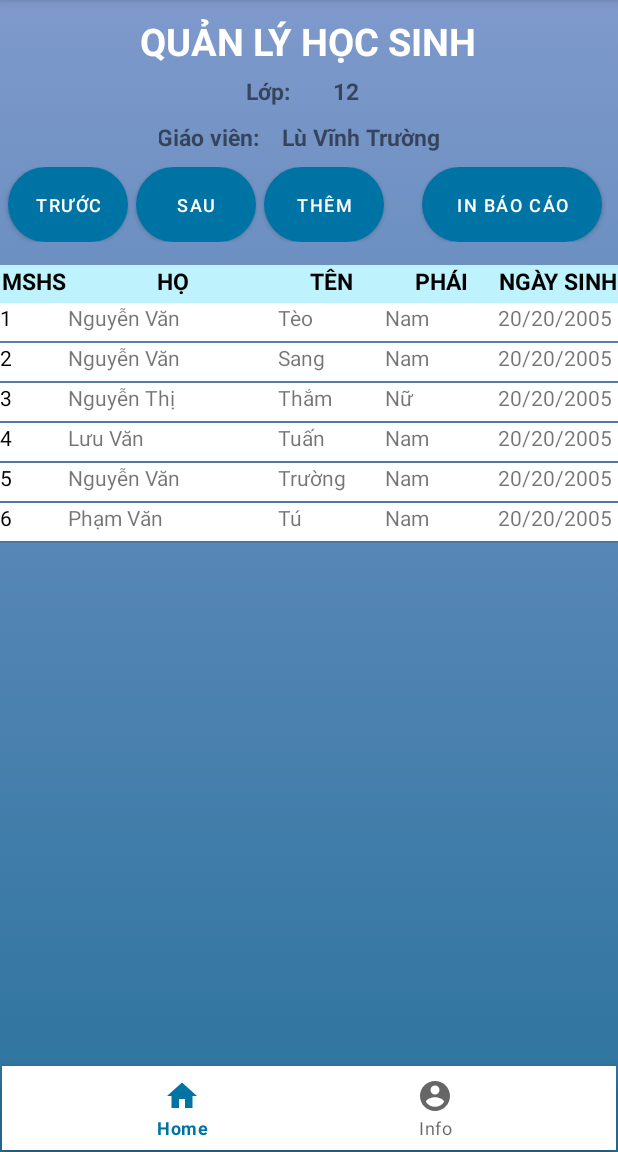
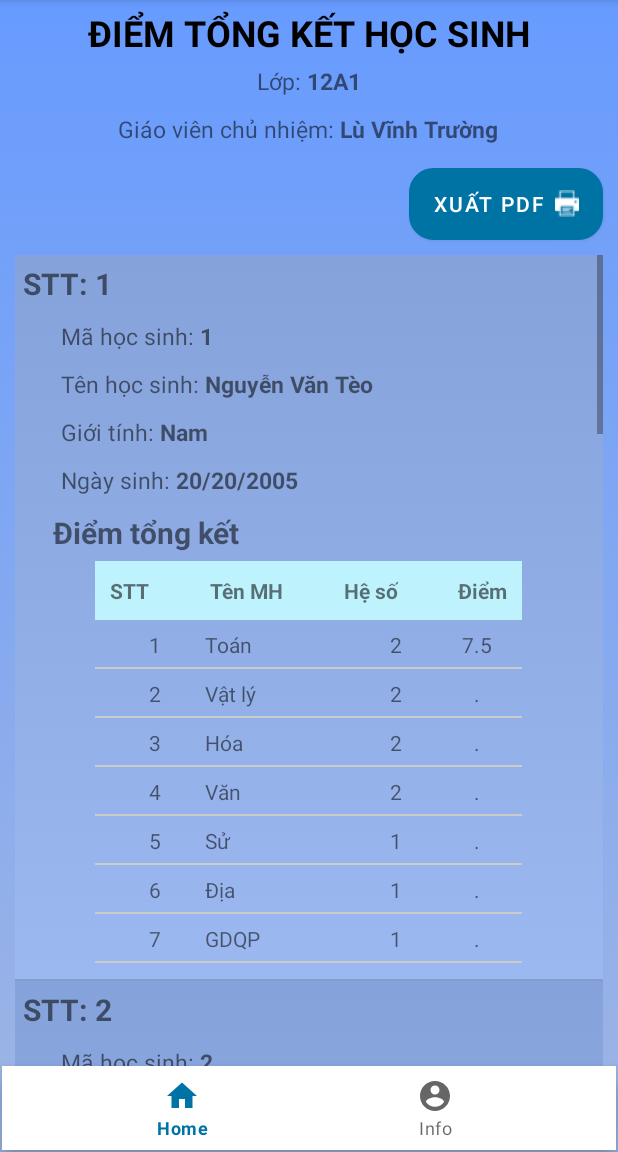
Before and after one commit to truong-lv/Student-Score-Management_App, an Android app: the fragment DSSVFragment placed in its activity, after a tap on "IN BÁO CÁO", on a phone screen of 412 x 824 dp, the part 84-1236 px from its top. Run offline under Robolectric (Android 15) with nearby library versions, the phone set to English and light mode, and no system bars; our stand-ins replace navigation-ui; 6 statements that could not run were skipped; 2 other taps on this screen came first.

Commit message:
update Fragment Report

```diff
--- a/app/src/main/java/com/example/studentscoremanagement/fragment/DSSVFragment.java
+++ b/app/src/main/java/com/example/studentscoremanagement/fragment/DSSVFragment.java
@@ -6,6 +6,8 @@ import android.os.Bundle;
 
 import androidx.annotation.NonNull;
 import androidx.fragment.app.Fragment;
+import androidx.fragment.app.FragmentManager;
+import androidx.fragment.app.FragmentTransaction;
 
 import android.view.LayoutInflater;
 import android.view.MenuItem;
@@ -120,10 +122,18 @@ public class DSSVFragment extends Fragment {
         buttonBC.setOnClickListener(new View.OnClickListener() {
             @Override
             public void onClick(View view) {
-//                Intent intent=new Intent(DSSV.this, ReportActivity.class);
-//                intent.putExtra(CLASS_ID,idClass);
-//                intent.putExtra(TEACHER_NAME,textGV.getText());
-//                startActivity(intent);
+                FragmentReport fragmentReport=new FragmentReport();
+                Bundle args = new Bundle();
+                args.putString(CLASS_ID,idClass);
+                args.putString(TEACHER_NAME,textGV.getText().toString());
+                fragmentReport.setArguments(args);
+
+                FragmentManager fragmentManager = getActivity().getSupportFragmentManager();
+                FragmentTransaction fragmentTransaction = fragmentManager.beginTransaction();
+                fragmentTransaction.replace(R.id.fragment, fragmentReport);
+                fragmentTransaction.addToBackStack(null);
+                fragmentTransaction.commit();
+
             }
         });
     }
--- /dev/null
+++ b/app/src/main/java/com/example/studentscoremanagement/fragment/FragmentReport.java
@@ -0,0 +1,416 @@
+package com.example.studentscoremanagement.fragment;
+
+import static android.Manifest.permission.READ_EXTERNAL_STORAGE;
+import static android.Manifest.permission.WRITE_EXTERNAL_STORAGE;
+
+import android.content.ActivityNotFoundException;
+import android.content.Intent;
+import android.content.pm.PackageManager;
+import android.database.Cursor;
+import android.graphics.Bitmap;
+import android.graphics.BitmapFactory;
+import android.graphics.Canvas;
+import android.graphics.Color;
+import android.graphics.Paint;
+import android.graphics.Typeface;
+import android.graphics.pdf.PdfDocument;
+import android.net.Uri;
+import android.os.Bundle;
+
+import androidx.annotation.NonNull;
+import androidx.core.app.ActivityCompat;
+import androidx.core.content.ContextCompat;
+import androidx.fragment.app.Fragment;
+
+import android.os.Environment;
+import android.view.LayoutInflater;
+import android.view.View;
+import android.view.ViewGroup;
+import android.widget.Button;
+import android.widget.ListView;
+import android.widget.TextView;
+import android.widget.Toast;
+
+import com.example.studentscoremanagement.Adapter.ReportItemAdapter;
+import com.example.studentscoremanagement.DBHelper;
+import com.example.studentscoremanagement.DSSV;
+import com.example.studentscoremanagement.Model.DiemHocSinhDTO;
+import com.example.studentscoremanagement.Model.DiemMonHocDTO;
+import com.example.studentscoremanagement.Model.HocSinh;
+import com.example.studentscoremanagement.R;
+import com.example.studentscoremanagement.ReportActivity;
+
+import java.io.File;
+import java.io.FileOutputStream;
+import java.io.IOException;
+import java.text.DateFormat;
+import java.text.SimpleDateFormat;
+import java.util.ArrayList;
+import java.util.Date;
+
+/**
+ * A simple {@link Fragment} subclass.
+ * Use the {@link FragmentReport#newInstance} factory method to
+ * create an instance of this fragment.
+ */
+public class FragmentReport extends Fragment {
+
+    TextView tvClassId, tvTeacherName;
+    Button btnExportPDF;
+    ListView lvReport;
+
+    ArrayList<DiemHocSinhDTO> diemHocSinhDTOS;
+    ReportItemAdapter reportItemAdapter;
+    DBHelper dbHelper;
+
+    String idClass;
+    // declaring width and height
+    // for our PDF file.
+    int pageHeight = 1120;
+    int pagewidth = 792;
+    //Điểm bắt đầu vẽ bảng tính theo chiều dọc
+    int y0=200;
+    // creating a bitmap variable
+    // for storing our images
+    Bitmap bmp, scaledbmp;
+
+    // constant code for runtime permissions
+    private static final int PERMISSION_REQUEST_CODE = 200;
+
+    // TODO: Rename parameter arguments, choose names that match
+    // the fragment initialization parameters, e.g. ARG_ITEM_NUMBER
+    private static final String ARG_PARAM1 = "param1";
+    private static final String ARG_PARAM2 = "param2";
+
+    // TODO: Rename and change types of parameters
+    private String mParam1;
+    private String mParam2;
+
+    public FragmentReport() {
+        // Required empty public constructor
+    }
+
+    /**
+     * Use this factory method to create a new instance of
+     * this fragment using the provided parameters.
+     *
+     * @param param1 Parameter 1.
+     * @param param2 Parameter 2.
+     * @return A new instance of fragment FragmentReport.
+     */
+    // TODO: Rename and change types and number of parameters
+    public static FragmentReport newInstance(String param1, String param2) {
+        FragmentReport fragment = new FragmentReport();
+        Bundle args = new Bundle();
+        args.putString(ARG_PARAM1, param1);
+        args.putString(ARG_PARAM2, param2);
+        fragment.setArguments(args);
+        return fragment;
+    }
+
+    @Override
+    public void onCreate(Bundle savedInstanceState) {
+        super.onCreate(savedInstanceState);
+        if (getArguments() != null) {
+            mParam1 = getArguments().getString(ARG_PARAM1);
+            mParam2 = getArguments().getString(ARG_PARAM2);
+        }
+    }
+
+    @Override
+    public View onCreateView(LayoutInflater inflater, ViewGroup container,
+                             Bundle savedInstanceState) {
+        // Inflate the layout for this fragment
+        View view=inflater.inflate(R.layout.fragment_report, container, false);
+        setControl(view);
+        setEvent();
+        return view;
+    }
+    private void setEvent() {
+        getIdClass();
+        dbHelper = new DBHelper(getContext());
+        ArrayList<HocSinh> hocSinhs = new ArrayList<>();
+        Cursor cursor = dbHelper.GetData("SELECT * FROM " + DBHelper.TB_HOCSINH + " WHERE " + DBHelper.COL_HOCSINH_MALOP + "='"+idClass+"'");
+        cursor.moveToFirst();
+        do {
+            HocSinh hocSinh = new HocSinh();
+            hocSinh.setMaHS(cursor.getString(0));
+            hocSinh.setHo(cursor.getString(1));
+            hocSinh.setTen(cursor.getString(2));
+            hocSinh.setPhai(cursor.getString(3));
+            hocSinh.setNgaySinh(cursor.getString(4));
+            hocSinh.setMaLop(cursor.getString(5));
+            hocSinhs.add(hocSinh);
+        } while (cursor.moveToNext());
+
+        diemHocSinhDTOS = new ArrayList<>();
+        for (HocSinh hs : hocSinhs) {
+            diemHocSinhDTOS.add(hs.getStudentScore(dbHelper));
+        }
+        reportItemAdapter = new ReportItemAdapter(getContext(), R.layout.report_item, diemHocSinhDTOS);
+        lvReport.setAdapter(reportItemAdapter);
+
+        setEventExport();
+    }
+
+    private void getIdClass() {
+        idClass=getArguments().getString(DSSVFragment.CLASS_ID);
+        String teacherName=getArguments().getString(DSSVFragment.TEACHER_NAME);
+
+        tvClassId.setText(idClass);
+        tvTeacherName.setText(teacherName);
+    }
+
+    private void setControl(View view) {
+        lvReport = view.findViewById(R.id.lvReport);
+        tvClassId = view.findViewById(R.id.tvClassId);
+        tvTeacherName = view.findViewById(R.id.tvTeacherName);
+        btnExportPDF = view.findViewById(R.id.btnExportPDF);
+    }
+
+    private void setEventExport() {
+        // initializing  variables.
+        bmp = BitmapFactory.decodeResource(getResources(), R.drawable.app_logo);
+        scaledbmp = Bitmap.createScaledBitmap(bmp, 50, 50, false);
+
+        // checking our permissions.
+        if (checkPermission()) {
+//            Toast.makeText(this, "Permission Granted", Toast.LENGTH_SHORT).show();
+        } else {
+            requestPermission();
+        }
+
+        btnExportPDF.setOnClickListener(new View.OnClickListener() {
+            @Override
+            public void onClick(View view) {
+                generatePDF();
+            }
+        });
+    }
+
+
+    private void generatePDF() {
+        // creating an object variable
+        // for our PDF document.
+        PdfDocument pdfDocument = new PdfDocument();
+
+        // two variables for paint "paint" is used
+        // for drawing shapes and we will use "title"
+        // for adding text in our PDF file.
+        Paint paint = new Paint();
+        Paint title = new Paint();
+
+        // we are adding page info to our PDF file
+        // in which we will be passing our pageWidth,
+        // pageHeight and number of pages and after that
+        // we are calling it to create our PDF.
+        PdfDocument.PageInfo mypageInfo = new PdfDocument.PageInfo.Builder(pagewidth, pageHeight*(diemHocSinhDTOS.size()/2), 1).create();
+
+        // below line is used for setting
+        // start page for our PDF file.
+        PdfDocument.Page myPage = pdfDocument.startPage(mypageInfo);
+
+        // creating a variable for canvas
+        // from our page of PDF.
+        Canvas canvas = myPage.getCanvas();
+
+        // below line is used to draw our image on our PDF file.
+        // the first parameter of our drawbitmap method is
+        // our bitmap
+        // second parameter is position from left
+        // third parameter is position from top and last
+        // one is our variable for paint.
+        canvas.drawBitmap(scaledbmp, 30, 20, paint);
+
+        // below line is used for adding typeface for
+        // our text which we will be adding in our PDF file.
+        title.setTypeface(Typeface.create(Typeface.DEFAULT, Typeface.NORMAL));
+
+        // below line is used for setting text size
+        // which we will be displaying in our PDF file.
+        title.setTextSize(15);
+
+        // below line is sued for setting color
+        // of our text inside our PDF file.
+        title.setColor(ContextCompat.getColor(getContext(), R.color.purple_200));
+
+        // below line is used to draw text in our PDF file.
+        // the first parameter is our text, second parameter
+        // is position from start, third parameter is position from top
+        // and then we are passing our variable of paint which is title.
+        canvas.drawText("Quản lý điểm sinh viên", 85, 50, title);
+
+        // similarly we are creating another text and in this
+        // we are aligning this text to center of our PDF file.
+        title.setTypeface(Typeface.defaultFromStyle(Typeface.NORMAL));
+        title.setColor(ContextCompat.getColor(getContext(), R.color.purple_200));
+
+        title.setTextSize(26);
+        title.setColor(Color.RED);
+        // below line is used for setting
+        // our text to center of PDF.
+        title.setTextAlign(Paint.Align.CENTER);
+        title.setFakeBoldText(true);
+        canvas.drawText("ĐIỂM TỔNG KẾT HỌC SINH.", 396, 120, title);
+
+        title.setColor(Color.BLACK);
+        title.setTextSize(15);
+        title.setFakeBoldText(false);
+        canvas.drawText("Lớp:", 200, 160, title);
+        canvas.drawText("Giáo viên chủ nhiệm:", 500, 160, title);
+
+        title.setFakeBoldText(true);
+        title.setColor(ContextCompat.getColor(getContext(), R.color.purple_200));
+        canvas.drawText(idClass, 235, 160, title);
+        canvas.drawText(tvTeacherName.getText().toString(), 625, 160, title);
+
+
+        for(int i=0;i<diemHocSinhDTOS.size();i++){
+            drawTable(canvas,title,5,4,diemHocSinhDTOS.get(i),i+1);
+        }
+
+
+        //canvas.drawText("This is sample document which we have created.", 396, 560, title);
+
+        // after adding all attributes to our
+        // PDF file we will be finishing our page.
+        pdfDocument.finishPage(myPage);
+
+        // below line is used to set the name of
+        // our PDF file and its path.
+        String path = Environment.getExternalStoragePublicDirectory(Environment.DIRECTORY_DOWNLOADS)+ "/StudentScoreMn";
+        File dir = new File(path);
+        if(!dir.exists())
+            dir.mkdirs();
+        DateFormat dateFormat = new SimpleDateFormat("yyyy-MM-dd-HH-mm-ss");
+        Date date = new Date();
+        String fileName="Báo-cáo-điểm-lớp-"+tvClassId.getText()+"_"+dateFormat.format(date)+".pdf";
+        File file = new File(dir, fileName);
+
+        try {
+            // after creating a file name we will
+            // write our PDF file to that location.
+            pdfDocument.writeTo(new FileOutputStream(file));
+
+            // below line is to print toast message
+            // on completion of PDF generation.
+            Toast.makeText(getContext(), "Xuất PDF thành công vào: \n"+path, Toast.LENGTH_LONG).show();
+        } catch (IOException e) {
+            // below line is used
+            // to handle error
+            e.printStackTrace();
+        }
+        // after storing our pdf to that
+        // location we are closing our PDF file.
+        pdfDocument.close();
+        //viewPdf(path,fileName);
+    }
+    private void drawRectangle(Canvas canvas, Paint paint,int x, int y, int width, int height, String text){
+        canvas.drawLine(x,y,x+width,y,paint);
+        canvas.drawLine(x,y,x,y+height,paint);
+        canvas.drawLine(x+width,y,x+width,y+height,paint);
+        canvas.drawLine(x,y+height,x+width,y+height,paint);
+        canvas.drawText(text,x+width/2-(text.length()/2)*3,y+height/2+5,paint);
+    }
+
+    private void drawTable(Canvas canvas, Paint paint, int row, int col, DiemHocSinhDTO diemHocSinhDTO, int stt){
+        int x0=100,x=600;
+        int y0Temp=y0;
+        int width=pagewidth-200,height=25;
+        paint.setTextAlign(Paint.Align.LEFT);
+        paint.setColor(Color.BLACK);
+        paint.setTextSize(15);
+        paint.setFakeBoldText(false);
+
+        canvas.drawText("STT:"+stt, x0, y0+=height, paint);
+        canvas.drawText("Mã học sinh: "+diemHocSinhDTO.getHocSinh().getMaHS(), x0, y0+=height, paint);
+        canvas.drawText("Tên: "+diemHocSinhDTO.getHocSinh().getHo()+" "+diemHocSinhDTO.getHocSinh().getTen(), x0, y0+=height, paint);
+        canvas.drawText("Giới tính: "+diemHocSinhDTO.getHocSinh().getPhai(), x0, y0+=height, paint);
+        canvas.drawText("Ngày sinh: "+diemHocSinhDTO.getHocSinh().getNgaySinh(), x0, y0+=height, paint);
+        canvas.drawText("Điểm tổng kết:", x0, y0+=height, paint);
+
+        ArrayList<DiemMonHocDTO> diemMonHocDTOs=diemHocSinhDTO.getDiemMonHocDTOS();
+
+
+        //Draw header table
+        y0 += height;
+        paint.setFakeBoldText(true);
+        drawRectangle(canvas, paint, x0, y0, width / col, height, "STT");
+        drawRectangle(canvas, paint, x0 + (width / col), y0, width / col, height, "Tên MH");
+        drawRectangle(canvas, paint, x0 + (width / col) * 2, y0, width / col, height, "Hệ số");
+        drawRectangle(canvas, paint, x0 + (width / col) * 3, y0, width / col, height, "Điểm");
+
+        //draw content table
+        paint.setFakeBoldText(false);
+        float scoreAvg=0;
+        for(int i=0;i<diemMonHocDTOs.size();i++)
+        {
+            y0+=height;
+            DiemMonHocDTO diemMonHoc=diemMonHocDTOs.get(i);
+            drawRectangle(canvas,paint,x0,y0,width/col,height,String.valueOf(i+1));
+            drawRectangle(canvas,paint,x0+(width/col),y0,width/col,height,diemMonHoc.getTenMH());
+            drawRectangle(canvas,paint,x0+(width/col)*2,y0,width/col,height,String.valueOf(diemMonHoc.getHeSo()));
+            String diem= diemMonHoc.getDiem()==-1?".":String.valueOf(diemMonHoc.getDiem());
+            drawRectangle(canvas,paint,x0+(width/col)*3,y0,width/col,height,diem);
+            scoreAvg+=diemMonHoc.getDiem()==-1?0:diemMonHoc.getDiem();
+        }
+        scoreAvg=(float) Math.round((scoreAvg/diemMonHocDTOs.size()) * 10) / 10;
+        canvas.drawText("Tổng số môn học: "+diemMonHocDTOs.size(), x0, y0+=height*2, paint);
+        canvas.drawText("Điểm trung bình: "+scoreAvg, x0+200, y0, paint);
+        y0+=height;
+
+        drawRectangle(canvas, paint, x0-10, y0Temp-10, width +20, y0-y0Temp, "");
+        y0+=height*2;
+    }
+
+    // Method for opening a pdf file
+    private void viewPdf(String directory, String file) {
+
+        File pdfFile = new File(Environment.getExternalStoragePublicDirectory(Environment.DIRECTORY_DOWNLOADS)+ "/StudentScoreMn/" + file);
+        Uri path = Uri.fromFile(pdfFile);
+
+        // Setting the intent for pdf reader
+        Intent pdfIntent = new Intent(Intent.ACTION_VIEW);
+        pdfIntent.setDataAndType(path, "application/pdf");
+        pdfIntent.setFlags(Intent.FLAG_ACTIVITY_NO_HISTORY);
+        Intent intent = Intent.createChooser(pdfIntent, "Open File");
+        try {
+            startActivity(intent );
+        } catch (ActivityNotFoundException e) {
+            Toast.makeText(getContext(), "Không thể đọc file PDF", Toast.LENGTH_SHORT).show();
+        }
+    }
+
+    private boolean checkPermission() {
+        // checking of permissions.
+        int permission1 = ContextCompat.checkSelfPermission(getContext().getApplicationContext(), WRITE_EXTERNAL_STORAGE);
+        int permission2 = ContextCompat.checkSelfPermission(getContext().getApplicationContext(), READ_EXTERNAL_STORAGE);
+        return permission1 == PackageManager.PERMISSION_GRANTED && permission2 == PackageManager.PERMISSION_GRANTED;
+    }
+
+    private void requestPermission() {
+        // requesting permissions if not provided.
+        ActivityCompat.requestPermissions(getActivity(), new String[]{WRITE_EXTERNAL_STORAGE, READ_EXTERNAL_STORAGE}, PERMISSION_REQUEST_CODE);
+    }
+
+    @Override
+    public void onRequestPermissionsResult(int requestCode, @NonNull String[] permissions, @NonNull int[] grantResults) {
+        super.onRequestPermissionsResult(requestCode, permissions, grantResults);
+        if (requestCode == PERMISSION_REQUEST_CODE) {
+            if (grantResults.length > 0) {
+
+                // after requesting permissions we are showing
+                // users a toast message of permission granted.
+                boolean writeStorage = grantResults[0] == PackageManager.PERMISSION_GRANTED;
+                boolean readStorage = grantResults[1] == PackageManager.PERMISSION_GRANTED;
+
+                if (writeStorage && readStorage) {
+                    Toast.makeText(getContext(), "Permission Granted..", Toast.LENGTH_SHORT).show();
+                } else {
+                    Toast.makeText(getContext(), "Permission Denined.", Toast.LENGTH_SHORT).show();
+                    //finish();
+                }
+            }
+        }
+    }
+}
--- a/app/src/main/res/drawable/custom_button.xml
+++ b/app/src/main/res/drawable/custom_button.xml
@@ -9,5 +9,5 @@
         android:topLeftRadius="15dp"
         android:topRightRadius="15dp"/>
     <solid
-        android:color="#0073A5"/>
+        android:color="@color/black"/>
 </shape>
--- /dev/null
+++ b/app/src/main/res/layout/fragment_report.xml
@@ -0,0 +1,79 @@
+<?xml version="1.0" encoding="utf-8"?>
+<FrameLayout xmlns:android="http://schemas.android.com/apk/res/android"
+    xmlns:tools="http://schemas.android.com/tools"
+    android:layout_width="match_parent"
+    android:layout_height="match_parent"
+    tools:context=".fragment.FragmentReport">
+
+    <!-- TODO: Update blank fragment layout -->
+    <LinearLayout
+        android:layout_width="match_parent"
+        android:layout_height="match_parent"
+        android:orientation="vertical"
+        android:background="@drawable/background_content">
+        <TextView
+            android:layout_marginTop="5dp"
+            android:layout_width="wrap_content"
+            android:layout_height="wrap_content"
+            android:text="@string/report_title"
+            android:textColor="@color/black"
+            android:textStyle="bold"
+            android:textSize="24dp"
+            android:layout_gravity="center"/>
+        <LinearLayout
+            android:layout_margin="5dp"
+            android:layout_width="wrap_content"
+            android:layout_height="wrap_content"
+            android:orientation="horizontal"
+            android:layout_gravity="center">
+            <TextView
+                android:layout_width="wrap_content"
+                android:layout_height="wrap_content"
+                android:text="Lớp: "
+                android:textSize="15dp"/>
+            <TextView
+                android:id="@+id/tvClassId"
+                android:layout_width="wrap_content"
+                android:layout_height="wrap_content"
+                android:textStyle="bold"
+                android:textSize="15dp"/>
+        </LinearLayout>
+        <LinearLayout
+            android:layout_margin="5dp"
+            android:layout_width="wrap_content"
+            android:layout_height="wrap_content"
+            android:orientation="horizontal"
+            android:layout_gravity="center">
+            <TextView
+                android:layout_width="wrap_content"
+                android:layout_height="wrap_content"
+                android:text="Giáo viên chủ nhiệm: "
+                android:textSize="15dp"/>
+            <TextView
+                android:id="@+id/tvTeacherName"
+                android:layout_width="wrap_content"
+                android:layout_height="wrap_content"
+                android:textStyle="bold"
+                android:textSize="15dp"/>
+        </LinearLayout>
+        <Button
+            android:id="@+id/btnExportPDF"
+            android:layout_width="wrap_content"
+            android:layout_height="wrap_content"
+            android:background="@drawable/custom_button"
+            android:backgroundTint="@color/orange"
+            android:layout_gravity="end"
+            android:drawableRight="@drawable/export"
+            android:layout_margin="10dp"
+            android:text="Xuất PDF"/>
+        <ListView
+            android:id="@+id/lvReport"
+            android:layout_width="match_parent"
+            android:layout_height="wrap_content"
+            android:layout_marginLeft="10dp"
+            android:layout_marginRight="10dp"
+            android:layout_marginBottom="10dp"
+            />
+    </LinearLayout>
+
+</FrameLayout>
```
